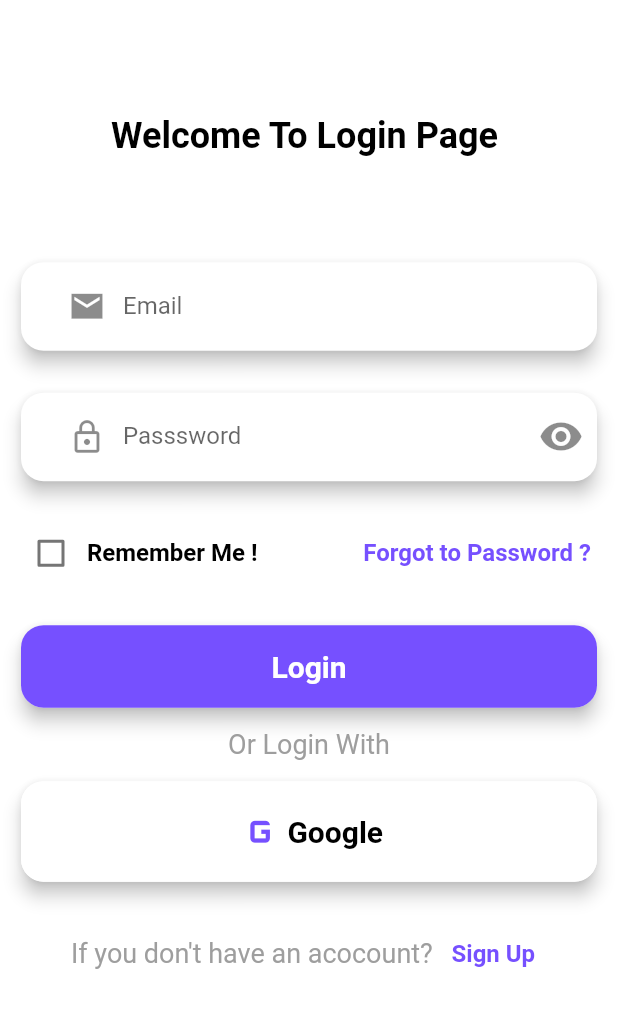
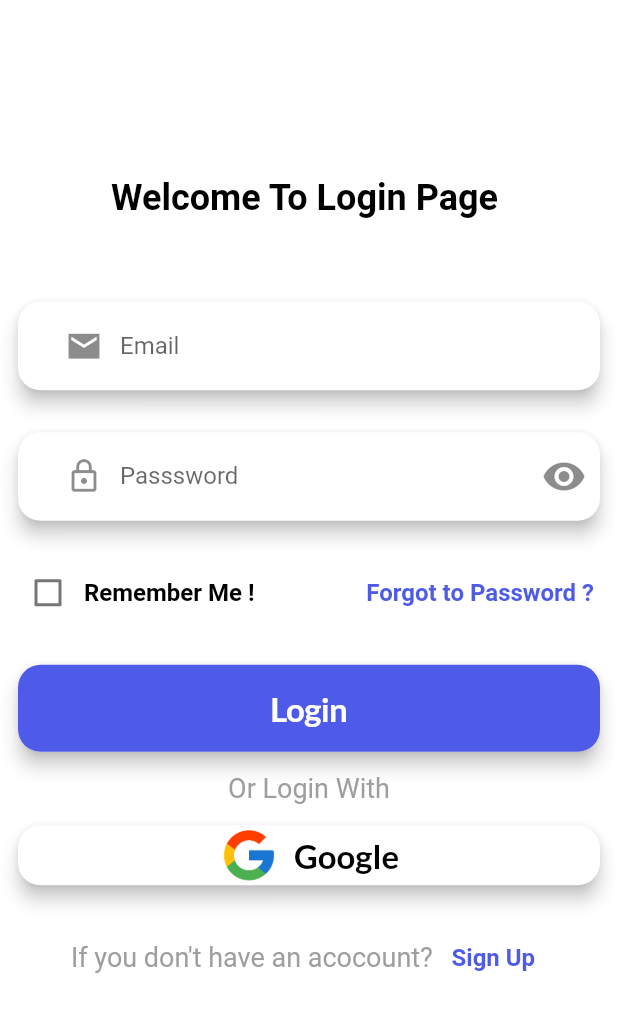
Before and after one commit to soysal22/task_manager_flutter, a Flutter app: the screen it shows after launch, on a phone screen of 412 x 824 dp. Shown: the top 1012 px of the screen. Run offline on Flutter 3.47's test engine with Material 2 defaults, Android fonts, the phone set to English and light mode, and no system bars; our stand-ins replace date_picker_timeline, flutter_local_notifications, get, get_storage, google_fonts, timezone.

Commit message:
login Finish

```diff
--- a/lib/core/constants/constants.dart
+++ b/lib/core/constants/constants.dart
@@ -4,7 +4,7 @@ import 'package:flutter/material.dart';
 
 class Constants {
 // IMAGES
-  static const String homeImage = "assets/images/home/designer.jpeg";
+  static const String imageGoogle = "assets/images/google_logo.png";
 
 // TEXTS
 
@@ -15,11 +15,17 @@ class Constants {
   static const Color colorTransparent = Colors.transparent;
   static const Color colorGrey = Colors.grey;
   static const Color colorWhite = Colors.white;
-  static const Color colorPurpleButton = Color.fromARGB(255, 118, 80, 255);
   static const Color colorRed = Colors.red;
   static const Color colorBlue = Colors.blue;
   static const Color colorBlack = Colors.black;
   static const Color colorYellow = Colors.yellow;
+
+  static const Color blusihColor = Color(0xFF4e5ae8);
+  static const Color yellowColor = Color(0xFFFFB746);
+  static const Color pinkColor = Color(0xFFff4667);
+  static const Color primaryColor = blusihColor;
+  static const Color darkGreyColor = Color(0xFF121212);
+  static const Color darkHeaderColor = Color(0xFF424242);
 
   // Padding
   static const EdgeInsets paddingAll10 = EdgeInsets.all(10);
--- a/lib/core/themes/themes.dart
+++ b/lib/core/themes/themes.dart
@@ -3,22 +3,14 @@ import 'package:get/get.dart';
 import 'package:google_fonts/google_fonts.dart';
 import 'package:manger_mission/core/constants/constants.dart';
 
-const Color blusihColor = Color(0xFF4e5ae8);
-const Color yellowColor = Color(0xFFFFB746);
-const Color pinkColor = Color(0xFFff4667);
-const Color white = Colors.white;
-const Color primaryColor = blusihColor;
-const Color darkGreyColor = Color(0xFF121212);
-const Color darkHeaderColor = Color(0xFF424242);
-
 class Themes {
   static final light = ThemeData(
-      backgroundColor: white,
-      primaryColor: primaryColor,
+      backgroundColor: Constants.colorWhite,
+      primaryColor: Constants.primaryColor,
       brightness: Brightness.light);
   static final dark = ThemeData(
-      backgroundColor: darkGreyColor,
-      primaryColor: darkGreyColor,
+      backgroundColor: Constants.darkGreyColor,
+      primaryColor: Constants.darkGreyColor,
       brightness: Brightness.dark);
 }
 
@@ -96,3 +88,21 @@ TextStyle get subtitleStyle {
     color: Get.isDarkMode ? Colors.grey[100] : Colors.grey[400],
   ));
 }
+
+TextStyle get buttonTextStyleWhite {
+  return GoogleFonts.lato(
+      textStyle: const TextStyle(
+    fontSize: 22,
+    fontWeight: FontWeight.bold,
+    color: Constants.colorWhite,
+  ));
+}
+
+TextStyle get buttonTextStyleBlack {
+  return GoogleFonts.lato(
+      textStyle: TextStyle(
+    fontSize: 22,
+    fontWeight: FontWeight.bold,
+    color: Get.isDarkMode ? Constants.colorWhite : Constants.colorBlack,
+  ));
+}
--- a/lib/core/validates/validation_mixin.dart
+++ b/lib/core/validates/validation_mixin.dart
@@ -1,4 +1,4 @@
-class ValidationMixin {
+class Validations {
   String? validateName(value) {
     if (value.length < 2) {
       return "Lütfen Geçerli Bir Name Giriniz  ";
--- /dev/null
+++ b/lib/core/widgets/google_button.dart
@@ -0,0 +1,51 @@
+import 'package:flutter/material.dart';
+import 'package:get/get.dart';
+import 'package:manger_mission/core/constants/constants.dart';
+import 'package:manger_mission/core/themes/themes.dart';
+
+class GoogleButton extends StatelessWidget {
+  const GoogleButton({super.key});
+
+  @override
+  Widget build(BuildContext context) {
+    return GestureDetector(
+      onTap: () {
+        Get.snackbar("Tasarım Aşamasındadır", "TO BE CONTUNİED",
+            snackPosition: SnackPosition.TOP,
+            icon: IconButton(
+                onPressed: () {
+                  Get.back();
+                },
+                icon: const Icon(Icons.warning_amber, size: 30)));
+      },
+      child: SizedBox(
+        width: Get.width,
+        child: Card(
+          shape: RoundedRectangleBorder(borderRadius: Constants.borderRadius15),
+          elevation: 5,
+          child: Row(
+            mainAxisAlignment: MainAxisAlignment.center,
+            children: [
+              CircleAvatar(
+                backgroundColor: Constants.colorWhite,
+                child: Image.asset(
+                  Constants.imageGoogle,
+                  fit: BoxFit.contain,
+                ),
+              ),
+              Constants.sizedBoxWidth10,
+              _buttonText(context, "Google"),
+            ],
+          ),
+        ),
+      ),
+    );
+  }
+
+  Text _buttonText(BuildContext context, String title) {
+    return Text(
+      title,
+      style: buttonTextStyleBlack,
+    );
+  }
+}
--- a/lib/main.dart
+++ b/lib/main.dart
@@ -3,8 +3,7 @@ import 'package:get/get.dart';
 import 'package:get_storage/get_storage.dart';
 import 'package:manger_mission/core/service/theme_services.dart';
 import 'package:manger_mission/core/themes/themes.dart';
-import 'package:manger_mission/view/home_page.dart';
-import 'package:manger_mission/view/login_page.dart';
+import 'package:manger_mission/view/login_dene.dart';
 
 void main() async {
   WidgetsFlutterBinding.ensureInitialized();
--- a/lib/view/home_page.dart
+++ b/lib/view/home_page.dart
@@ -55,7 +55,7 @@ class _HomePageState extends State<HomePage> {
         height: 100,
         width: 80,
         initialSelectedDate: DateTime.now(),
-        selectionColor: primaryColor,
+        selectionColor: Constants.primaryColor,
         selectedTextColor: Constants.colorWhite,
         dateTextStyle: GoogleFonts.lato(
           textStyle: const TextStyle(
--- a/lib/view/login_page.dart
+++ b/lib/view/login_dene.dart
@@ -5,7 +5,9 @@ import 'package:flutter/cupertino.dart';
 import 'package:flutter/material.dart';
 import 'package:get/get.dart';
 import 'package:manger_mission/core/constants/constants.dart';
+import 'package:manger_mission/core/themes/themes.dart';
 import 'package:manger_mission/core/validates/validation_mixin.dart';
+import 'package:manger_mission/core/widgets/google_button.dart';
 import 'package:manger_mission/view/home_page.dart';
 import 'package:manger_mission/view/register_page.dart';
 
@@ -36,21 +38,20 @@ class _LoginPageState extends State<LoginPage> {
       appBar: null,
       backgroundColor: Constants.colorWhite,
       extendBody: true,
-      body: Form(
-        key: formKey,
-        child: Padding(
-          padding: const EdgeInsets.all(10),
-          child: Column(
-            children: [
-              Expanded(
-                  flex: 2,
-                  child: Column(
-                    mainAxisAlignment: MainAxisAlignment.center,
-                    children: [_title(context)],
-                  )),
-              Expanded(
-                flex: 8,
-                child: Column(
+      body: Padding(
+        padding: const EdgeInsets.only(left: 8, right: 8),
+        child: Form(
+          key: formKey,
+          child: SingleChildScrollView(
+            child: Column(
+              mainAxisAlignment: MainAxisAlignment.center,
+              children: [
+                Padding(
+                  padding: EdgeInsets.only(
+                      bottom: Get.width / 8, top: Get.height / 7),
+                  child: _title(context),
+                ),
+                Column(
                   children: [
                     _emailCardTextfield(),
                     Constants.sizedBoxHeight20,
@@ -62,7 +63,7 @@ class _LoginPageState extends State<LoginPage> {
                     Constants.sizedBoxHeight10,
                     _greyText(context, "Or Login With"),
                     Constants.sizedBoxHeight10,
-                    _googleButton(context),
+                    const GoogleButton(),
                     Constants.sizedBoxHeight20,
                     Row(
                       mainAxisAlignment: MainAxisAlignment.center,
@@ -73,8 +74,8 @@ class _LoginPageState extends State<LoginPage> {
                     ),
                   ],
                 ),
-              ),
-            ],
+              ],
+            ),
           ),
         ),
       ),
@@ -113,51 +114,18 @@ class _LoginPageState extends State<LoginPage> {
         shape: RoundedRectangleBorder(borderRadius: Constants.borderRadius15),
         elevation: 5,
         child: CupertinoButton(
-          color: Constants.colorPurpleButton,
+          color: Constants.primaryColor,
           borderRadius: Constants.borderRadius15,
           onPressed: () async {
             if (formKey.currentState?.validate() == true) {
               Get.to(
                 duration: const Duration(seconds: 1),
                 curve: Curves.bounceOut,
-                const HomePage(),
+                () => const HomePage(),
               );
             }
           },
-          child: _buttonText(context, "Login", Constants.colorWhite),
-        ),
-      ),
-    );
-  }
-
-  Widget _googleButton(BuildContext context) {
-    return SizedBox(
-      width: MediaQuery.of(context).size.width,
-      child: Card(
-        shape: RoundedRectangleBorder(borderRadius: Constants.borderRadius15),
-        elevation: 5,
-        child: CupertinoButton(
-          color: Constants.colorWhite,
-          borderRadius: Constants.borderRadius15,
-          onPressed: () async {
-            Get.to(
-              duration: const Duration(seconds: 1),
-              curve: Curves.bounceOut,
-              const RegisterPage(),
-            );
-          },
-          child: Row(
-            crossAxisAlignment: CrossAxisAlignment.center,
-            mainAxisAlignment: MainAxisAlignment.center,
-            children: [
-              const Icon(
-                Icons.g_mobiledata,
-                size: 35,
-                color: Constants.colorPurpleButton,
-              ),
-              _buttonText(context, "Google", Constants.colorBlack),
-            ],
-          ),
+          child: Text("Login", style: buttonTextStyleWhite),
         ),
       ),
     );
@@ -193,7 +161,7 @@ class _LoginPageState extends State<LoginPage> {
         padding: const EdgeInsets.only(left: 20),
         child: Center(
           child: TextFormField(
-            validator: ValidationMixin().validateEmailName,
+            validator: Validations().validateEmailName,
             keyboardType: TextInputType.emailAddress,
             controller: emailController,
             decoration: const InputDecoration(
@@ -218,7 +186,7 @@ class _LoginPageState extends State<LoginPage> {
         padding: const EdgeInsets.only(left: 20),
         child: Center(
           child: TextFormField(
-            validator: ValidationMixin().validatePassword,
+            validator: Validations().validatePassword,
             keyboardType: TextInputType.name,
             obscureText: obscureText,
             controller: passwordController,
@@ -270,25 +238,14 @@ class _LoginPageState extends State<LoginPage> {
               ? Get.to(
                   duration: const Duration(seconds: 1),
                   curve: Curves.bounceOut,
-                  const RegisterPage(),
+                  () => const RegisterPage(),
                 )
               : null;
         },
         child: Text(
           title,
           style: Theme.of(context).textTheme.subtitle1?.copyWith(
-              color: Constants.colorPurpleButton, fontWeight: FontWeight.bold),
+              color: Constants.primaryColor, fontWeight: FontWeight.bold),
         ));
   }
-
-  Text _buttonText(BuildContext context, String title, Color color) {
-    return Text(
-      title,
-      style: Theme.of(context).textTheme.subtitle1?.copyWith(
-            color: color,
-            fontSize: 20,
-            fontWeight: FontWeight.bold,
-          ),
-    );
-  }
 }
```
Also changed, not shown: lib/core/widgets/my_button.dart (+6 -1 lines), lib/view/add_task_page.dart (+4 -4 lines), lib/view/register_page.dart (+13 -11 lines), assets/images/google_logo.png (added).
